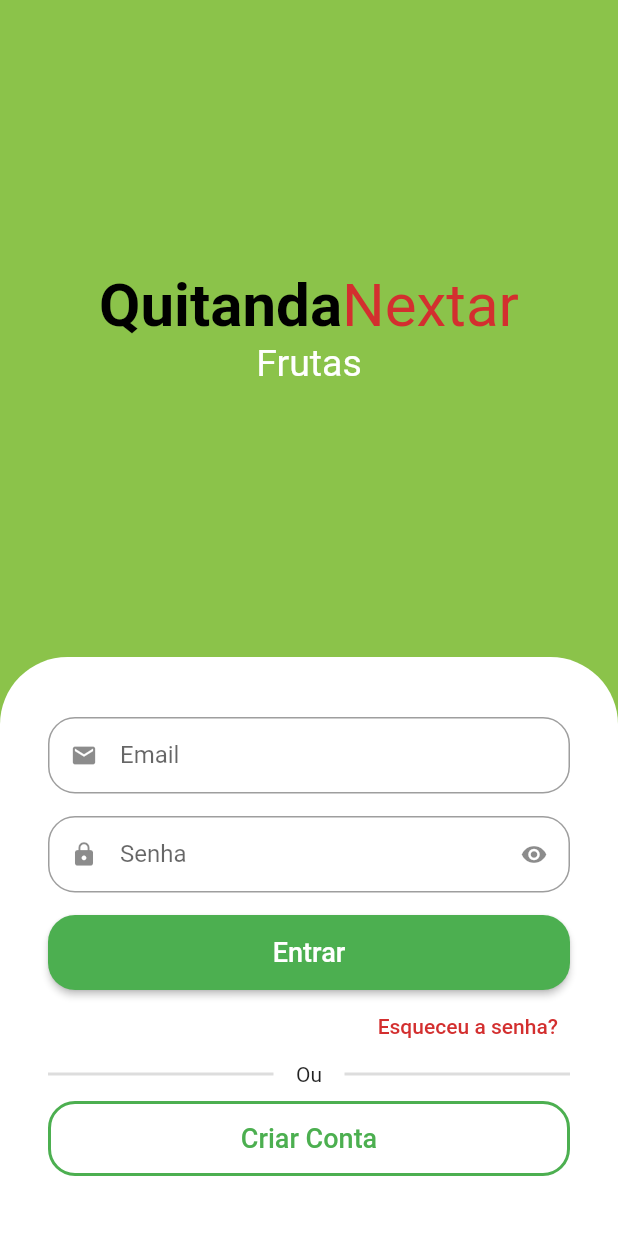
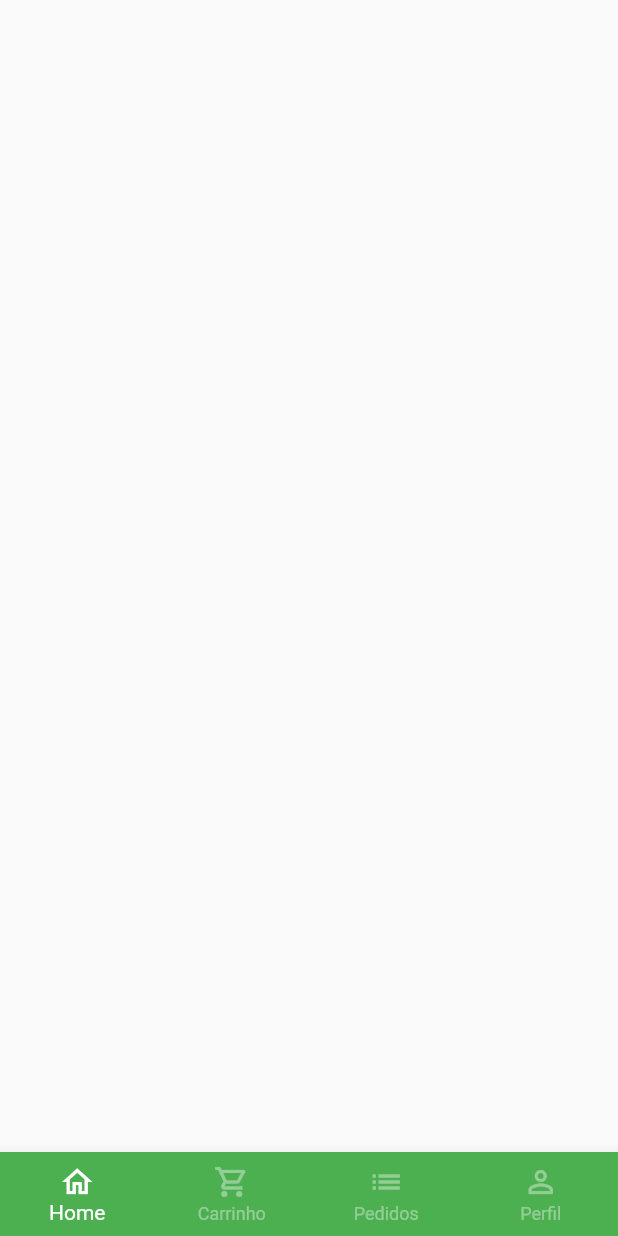
Before and after one commit to emilson-silva/quitanda_virtual, a Flutter app: the screen it shows after launch, after a tap on "Entrar", on a phone screen of 412 x 824 dp. Run offline on Flutter 3.47's test engine with Material 2 defaults, Android fonts, the phone set to English and light mode, and no system bars; drawn by our look-alikes of animated_text_kit; our stand-ins replace mask_text_input_formatter.

Commit message:
Criando a tela base e BottomNavigationBar

```diff
--- a/lib/src/auth/sign_in_screen.dart
+++ b/lib/src/auth/sign_in_screen.dart
@@ -2,6 +2,7 @@ import 'package:animated_text_kit/animated_text_kit.dart';
 import 'package:flutter/material.dart';
 import 'package:quitanda_virtual/src/auth/components/custom_text_field.dart';
 import 'package:quitanda_virtual/src/auth/sign_up_screen.dart';
+import 'package:quitanda_virtual/src/base/base_screen.dart';
 import 'package:quitanda_virtual/src/config/custom_colors.dart';
 
 class SignInScreen extends StatelessWidget {
@@ -98,7 +99,12 @@ class SignInScreen extends StatelessWidget {
                             borderRadius: BorderRadius.circular(18),
                           ),
                         ),
-                        onPressed: () {},
+                        onPressed: () {
+                          Navigator.of(context)
+                              .pushReplacement(MaterialPageRoute(builder: (c) {
+                            return const BaseScreen();
+                          }));
+                        },
                         child: const Text(
                           'Entrar',
                           style: TextStyle(
--- /dev/null
+++ b/lib/src/base/base_screen.dart
@@ -0,0 +1,36 @@
+import 'package:flutter/material.dart';
+
+class BaseScreen extends StatelessWidget {
+  const BaseScreen({super.key});
+
+  @override
+  Widget build(BuildContext context) {
+    return Scaffold(
+      body: Container(),
+      bottomNavigationBar: BottomNavigationBar(
+        type: BottomNavigationBarType.fixed,
+        backgroundColor: Colors.green,
+        selectedItemColor: Colors.white,
+        unselectedItemColor: Colors.white.withAlpha(100),
+        items: const [
+          BottomNavigationBarItem(
+            icon: Icon(Icons.home_outlined),
+            label: 'Home',
+          ),
+          BottomNavigationBarItem(
+            icon: Icon(Icons.shopping_cart_outlined),
+            label: 'Carrinho',
+          ),
+          BottomNavigationBarItem(
+            icon: Icon(Icons.list),
+            label: 'Pedidos',
+          ),
+          BottomNavigationBarItem(
+            icon: Icon(Icons.person_outline),
+            label: 'Perfil',
+          ),
+        ],
+      ),
+    );
+  }
+}
```
